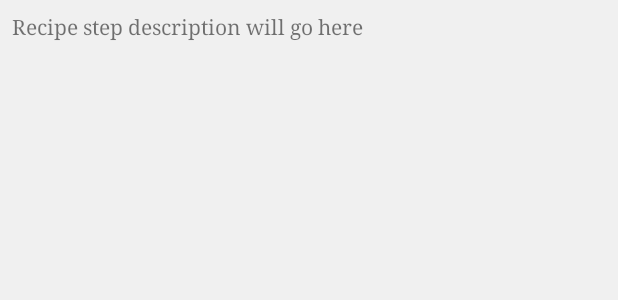
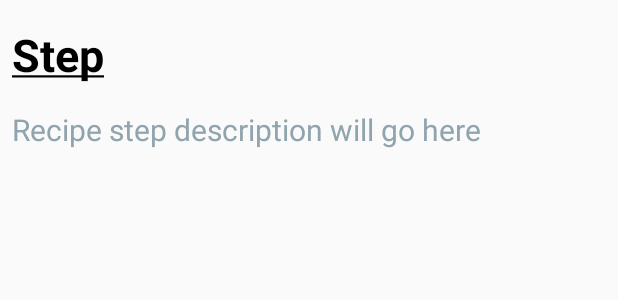
Before and after one commit to Uroos/Baking-App-Kotlin, an Android app: the layout fragment_recipe_step_description.xml on its own in the app's theme, with its tools: preview values and no code run, on a phone screen of 412 x 824 dp. Shown: the top 300 px of the screen. Run offline under Robolectric (Android 15) with nearby library versions, the phone set to English and light mode, and no system bars.

Commit message:
Improve UI of RecipeStepDetail

```diff
--- a/app/build.gradle
+++ b/app/build.gradle
@@ -7,7 +7,7 @@ android {
     compileSdkVersion 27
     defaultConfig {
         applicationId "com.example.home.mybakingappone"
-        minSdkVersion 15
+        minSdkVersion 21
         targetSdkVersion 27
         versionCode 1
         versionName "1.0"
--- a/app/src/main/AndroidManifest.xml
+++ b/app/src/main/AndroidManifest.xml
@@ -28,6 +28,7 @@
         <activity
             android:name=".ui.RecipeStepDetail2"
             android:label="Recipe Steps"
+            android:theme="@style/RecipeStepDetailTheme"
             android:parentActivityName=".ui.RecipeDetail2" />
 
         <service android:name=".RecipeUpdateService2" />
--- a/app/src/main/java/com/example/home/mybakingappone/ui/MasterListFragment2.kt
+++ b/app/src/main/java/com/example/home/mybakingappone/ui/MasterListFragment2.kt
@@ -176,12 +176,12 @@ class MasterListFragment2 : Fragment(), OkHttpHandler2.OnUpdateListener, MasterL
 
     }
 
-    override fun onUpdate(s: String?) {
-        if (s != null) {
+    override fun onUpdate(response: String?) {
+        if (response != null) {
             //https://stackoverflow.com/questions/51376954/how-to-use-gson-deserialize-to-arraylist-in-kotlin
             var gson = Gson()
             val itemType = object : TypeToken<ArrayList<Recipes2>>() {}.type
-            recipes = gson.fromJson<ArrayList<Recipes2>>(s, itemType)
+            recipes = gson.fromJson<ArrayList<Recipes2>>(response, itemType)
 
             recipes!!.get(0).image = R.drawable.nutella_pie.toString()
             recipes!!.get(1).image = R.drawable.brownies.toString()
--- a/app/src/main/java/com/example/home/mybakingappone/ui/RecipeStepListAdapter2.kt
+++ b/app/src/main/java/com/example/home/mybakingappone/ui/RecipeStepListAdapter2.kt
@@ -15,7 +15,7 @@ class RecipeStepListAdapter2() : RecyclerView.Adapter<RecipeStepListAdapter2.rec
     private lateinit var steps: List<Steps2>
     lateinit var clickHandler: RecipeStepListAdapter2.RecipeStepListAdapterOnClickHandler
 
-    // The interface that receives onClick messages
+    // The interface that receives onClick messages. onStepClick is implemented in RecipeStepFragment2
     interface RecipeStepListAdapterOnClickHandler {
         fun onStepClick(step: Steps2)
     }
--- a/app/src/main/res/layout-land/activity_recipe_step_detail.xml
+++ b/app/src/main/res/layout-land/activity_recipe_step_detail.xml
@@ -12,7 +12,6 @@
     android:paddingRight="@dimen/activity_horizontal_margin"
     android:paddingTop="@dimen/activity_vertical_margin">
 
-
     <FrameLayout
         android:id="@+id/video_container"
         android:layout_width="match_parent"
--- a/app/src/main/res/layout/fragment_recipe_step_description.xml
+++ b/app/src/main/res/layout/fragment_recipe_step_description.xml
@@ -1,7 +1,34 @@
 <?xml version="1.0" encoding="utf-8"?>
+<ScrollView xmlns:android="http://schemas.android.com/apk/res/android"
+    xmlns:tools="http://schemas.android.com/tools"
+    android:layout_width="wrap_content"
+    android:layout_height="wrap_content"
+    android:scrollbars="vertical">
 
-<TextView xmlns:android="http://schemas.android.com/apk/res/android"
-    xmlns:tools="http://schemas.android.com/tools"
-    android:id="@+id/tv_recipe_step_description"
-    style="@style/RecipeStepDescription"
-    tools:text="Recipe step description will go here" />
+    <LinearLayout
+        android:layout_width="match_parent"
+        android:layout_height="match_parent"
+        android:orientation="vertical"
+        android:paddingStart="8dp"
+        android:paddingEnd="8dp">
+
+        <TextView
+            android:id="@+id/tv_recipe_step_short_description"
+            android:layout_width="match_parent"
+            android:layout_height="wrap_content"
+            android:paddingTop="16dp"
+            android:paddingBottom="16dp"
+            android:textColor="@android:color/black"
+            android:textSize="30sp"
+            android:textStyle="bold"
+            tools:text="@string/Step" />
+
+        <TextView
+            android:id="@+id/tv_recipe_step_description"
+            android:layout_width="match_parent"
+            android:layout_height="match_parent"
+            android:textColor="#90a4ae"
+            android:textSize="20sp"
+            tools:text="Recipe step description will go here" />
+    </LinearLayout>
+</ScrollView><!--style="@style/RecipeStepDescription"-->
--- a/app/src/main/res/layout/fragment_video_player.xml
+++ b/app/src/main/res/layout/fragment_video_player.xml
@@ -10,6 +10,8 @@
         android:layout_width="match_parent"
         android:layout_height="match_parent"
         app:controller_layout_id="@layout/exo_playback_control_view"
-        app:resize_mode="fit"
+        app:resize_mode="fill"
         app:surface_type="surface_view" />
 </FrameLayout>
+
+    <!--resize mode was fit-->
--- a/app/src/main/res/values/colors.xml
+++ b/app/src/main/res/values/colors.xml
@@ -12,5 +12,6 @@
     <color name="white">#ffffff</color>
     <color name="screenBackgroundGrey">#f0f0f0</color>
     <color name="blue">#00abea</color>
+    <color name="botecelli"> #90a4ae</color>
 
 </resources>
--- a/app/src/main/res/values/strings.xml
+++ b/app/src/main/res/values/strings.xml
@@ -23,4 +23,9 @@
     <!-- TODO: Remove or change this placeholder text -->
     <string name="hello_blank_fragment">Hello blank fragment</string>
     <string name="intent_extra_bundle">Bundle</string>
+
+    <string name="Step"><u>Step</u></string>
+    <string name="recipe_detail_intent_short_description">short_step_description</string>
+    <string name="recipe_step_description_fragment_outstate_short_description">short_description</string>
+
 </resources>
--- a/app/src/main/res/values/styles.xml
+++ b/app/src/main/res/values/styles.xml
@@ -1,11 +1,25 @@
-<resources>
+<resources xmlns:tools="http://schemas.android.com/tools">
 
     <!-- Base application theme. -->
     <style name="AppTheme" parent="Base.Theme.AppCompat.Light.DarkActionBar">
         <!-- Customize your theme here. -->
-        <item name="colorPrimary">@color/colorPrimary</item>
+        <item name="colorPrimary">@color/white</item>
         <item name="colorPrimaryDark">@color/colorPrimaryDark</item>
         <item name="colorAccent">@color/colorAccent</item>
+    </style>
+    <style name="AppTheme.AppBarOverlay" parent="ThemeOverlay.AppCompat.Dark.ActionBar" />
+
+    <!-- Changes color of Status bar. RecipeStepDetail2 -->
+    <style name="RecipeStepDetailTheme" parent="Theme.AppCompat.Light.NoActionBar">
+        <item name="colorPrimary">@color/white</item>
+        <item name="colorPrimaryDark">@color/colorPrimaryDark</item>
+        <item name="colorAccent">@color/colorAccent</item>
+        <item name="android:windowLightStatusBar" tools:targetApi="23">true</item>
+        <item name="android:statusBarColor">@android:color/black</item>
+    </style>
+    <style name="MyApp.ActionBarTheme" parent="@style/ThemeOverlay.AppCompat.ActionBar">
+        <!-- THIS is where you can color the arrow! -->
+        <item name="colorControlNormal">@color/botecelli</item>
     </style>
     <!--Toolbar theme-->
     <style name="ToolbarTheme" parent="@style/ThemeOverlay.AppCompat.Dark.ActionBar">
```
Also changed, not shown: app/src/main/java/com/example/home/mybakingappone/ui/RecipeDetail2.kt (+4 -3 lines), app/src/main/java/com/example/home/mybakingappone/ui/RecipeStepDetail2.kt (+34 -1 lines), app/src/main/java/com/example/home/mybakingappone/ui/RecipeStepFragment2.kt (+4 -4 lines), app/src/main/java/com/example/home/mybakingappone/ui/RecipesStepDescriptionFragment2.kt (+17 -3 lines), app/src/main/java/com/example/home/mybakingappone/utils/JsonUtils2.kt (+4 -4 lines), app/src/main/res/layout/activity_recipe_step_detail.xml (+22 -11 lines), app/src/main/res/drawable-nodpi/dots.png (added), app/src/main/res/drawable-nodpi/dots1.png (added).
